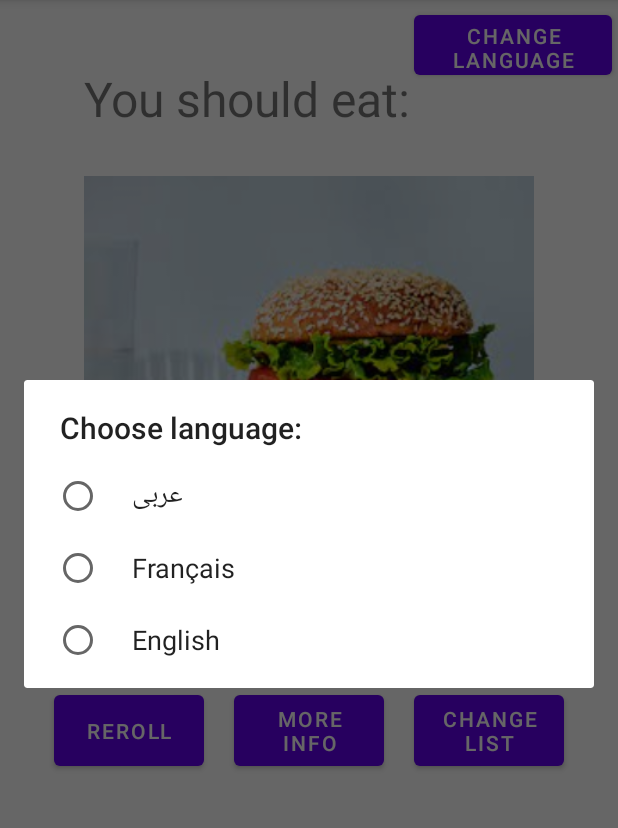
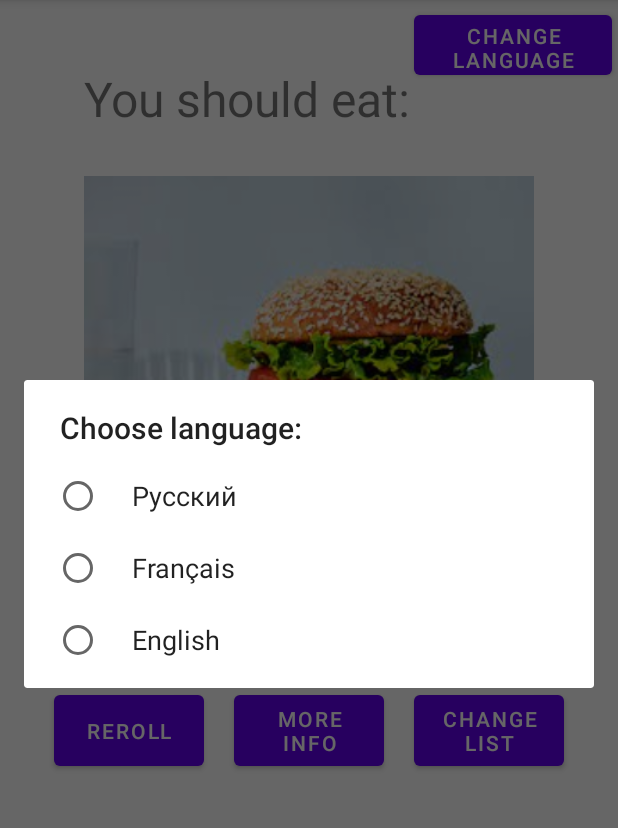
Before and after one commit to amina0914/Food_Time_Android_App, an Android app: the screen it shows after launch (MainActivity), after a tap on an icon or button, on a phone screen of 412 x 824 dp, the part 84-912 px from its top. Run offline under Robolectric (Android 15) with nearby library versions, the phone set to English and light mode, and no system bars.

Commit message:
added russian translation

```diff
--- a/app/src/main/java/ca/dawson511/wheretoeat/MainActivity.kt
+++ b/app/src/main/java/ca/dawson511/wheretoeat/MainActivity.kt
@@ -62,13 +62,13 @@ class MainActivity : AppCompatActivity() {
         val changeLangButton: Button = findViewById(R.id.buttonChangeLang)
         changeLangButton.setText(R.string.change_lang)
         changeLangButton.setOnClickListener {
-            val languages = arrayOf("عربى", "Français", "English")
+            val languages = arrayOf("Русский", "Français", "English")
             val langSelectorBuilder = AlertDialog.Builder(this@MainActivity)
             langSelectorBuilder.setTitle("Choose language:")
             langSelectorBuilder.setSingleChoiceItems(languages, -1) { dialog, selection ->
                 when(selection) {
                     0 -> {
-                        setLocale("ar")
+                        setLocale("ru")
                     }
                     1 -> {
                         setLocale("fr")
```
Also changed, not shown: 1 other file.
